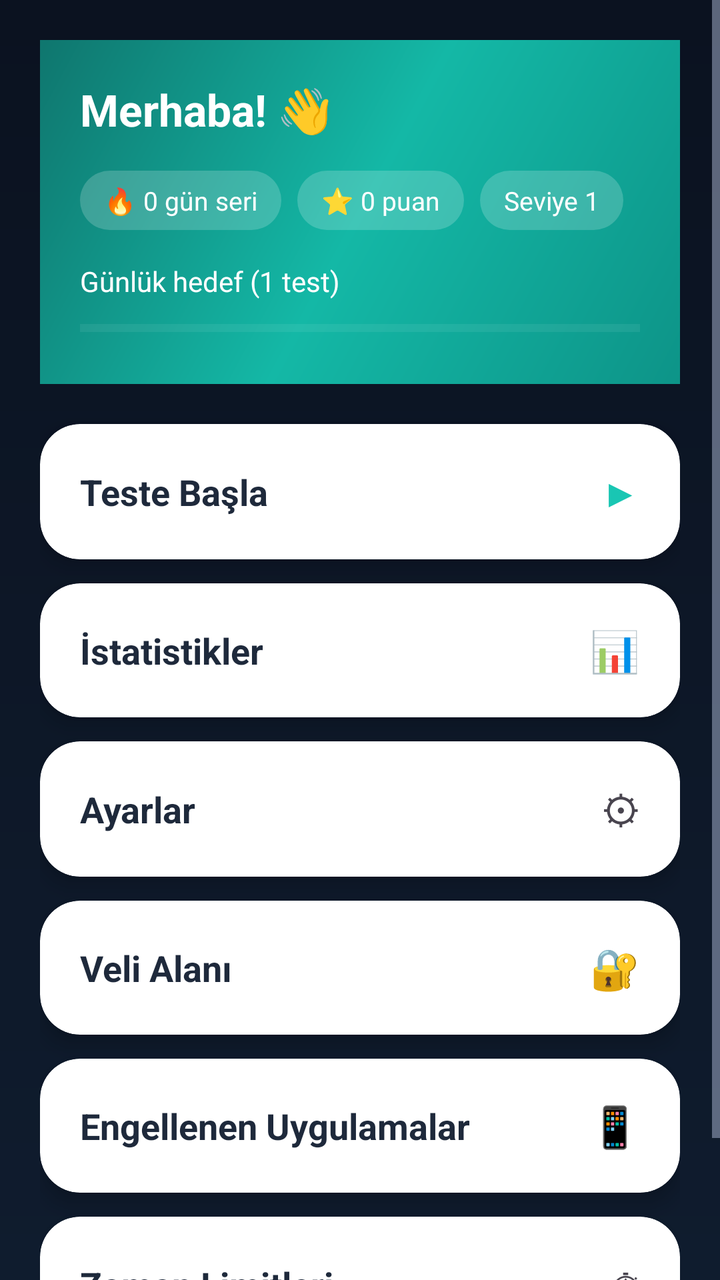
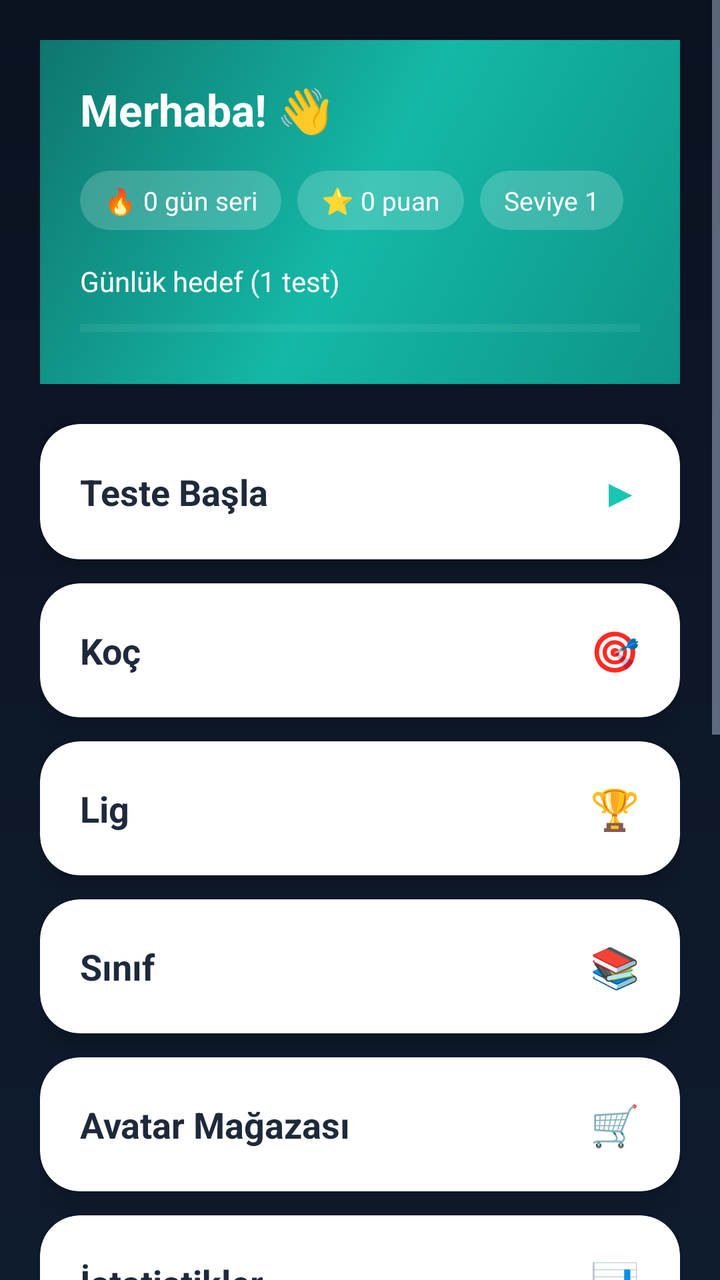

Screens rendered from an Android XML layout before and after an edit, with the pre-edit source and the edit as a unified diff.
<!-- AndroidManifest.xml: application theme Theme.BrainBuddy -->
<!-- res/layout/activity_home.xml -->
<?xml version="1.0" encoding="utf-8"?>
<ScrollView xmlns:android="http://schemas.android.com/apk/res/android"
    xmlns:app="http://schemas.android.com/apk/res-auto"
    android:layout_width="match_parent"
    android:layout_height="match_parent"
    android:background="@drawable/bg_gradient"
    android:fillViewport="true">

    <LinearLayout
        android:layout_width="match_parent"
        android:layout_height="wrap_content"
        android:orientation="vertical"
        android:padding="20dp">

        
        <LinearLayout
            android:layout_width="match_parent"
            android:layout_height="wrap_content"
            android:background="@drawable/bg_header_turquoise"
            android:orientation="vertical"
            android:padding="20dp"
            android:paddingTop="32dp"
            android:paddingBottom="24dp">

            <TextView
                android:id="@+id/greeting"
                android:layout_width="match_parent"
                android:layout_height="wrap_content"
                android:text="Merhaba! 👋"
                android:textColor="@color/white"
                android:textSize="22sp"
                android:textStyle="bold"/>

            <LinearLayout
                android:layout_width="match_parent"
                android:layout_height="wrap_content"
                android:orientation="horizontal"
                android:layout_marginTop="16dp">

                <TextView
                    android:id="@+id/streakBadge"
                    android:layout_width="wrap_content"
                    android:layout_height="wrap_content"
                    android:background="@drawable/bg_badge"
                    android:paddingHorizontal="12dp"
                    android:paddingVertical="6dp"
                    android:text="🔥 0 gün seri"
                    android:textColor="@color/white"
                    android:textSize="13sp"/>

                <TextView
                    android:id="@+id/pointsBadge"
                    android:layout_width="wrap_content"
                    android:layout_height="wrap_content"
                    android:layout_marginStart="8dp"
                    android:background="@drawable/bg_badge"
                    android:paddingHorizontal="12dp"
                    android:paddingVertical="6dp"
                    android:text="⭐ 0 puan"
                    android:textColor="@color/white"
                    android:textSize="13sp"/>

                <TextView
                    android:id="@+id/levelBadge"
                    android:layout_width="wrap_content"
                    android:layout_height="wrap_content"
                    android:layout_marginStart="8dp"
                    android:background="@drawable/bg_badge"
                    android:paddingHorizontal="12dp"
                    android:paddingVertical="6dp"
                    android:text="Seviye 1"
                    android:textColor="@color/white"
                    android:textSize="13sp"/>
            </LinearLayout>

            <TextView
                android:id="@+id/dailyGoalLabel"
                android:layout_width="match_parent"
                android:layout_height="wrap_content"
                android:layout_marginTop="16dp"
                android:text="Günlük hedef (1 test)"
                android:textColor="@color/white"
                android:textSize="14sp"/>

            <ProgressBar
                android:id="@+id/dailyProgress"
                style="?android:attr/progressBarStyleHorizontal"
                android:layout_width="match_parent"
                android:layout_height="wrap_content"
                android:layout_marginTop="6dp"
                android:max="1"
                android:progress="0"
                android:progressTint="@color/white"
                android:progressBackgroundTint="#40FFFFFF"/>
        </LinearLayout>

        
        <com.google.android.material.card.MaterialCardView
            android:id="@+id/cardTest"
            style="@style/BB.HomeCard"
            android:layout_width="match_parent"
            android:layout_height="wrap_content"
            android:layout_marginTop="20dp"
            app:cardBackgroundColor="@color/white">

            <LinearLayout
                android:layout_width="match_parent"
                android:layout_height="wrap_content"
                android:orientation="horizontal"
                android:gravity="center_vertical"
                android:padding="20dp">

                <TextView
                    android:layout_width="0dp"
                    android:layout_height="wrap_content"
                    android:layout_weight="1"
                    android:text="Teste Başla"
                    android:textSize="18sp"
                    android:textStyle="bold"
                    android:textColor="@color/bb_text_dark"/>

                <TextView
                    android:layout_width="wrap_content"
                    android:layout_height="wrap_content"
                    android:text="▶"
                    android:textSize="20sp"
                    android:textColor="@color/bb_turquoise"/>
            </LinearLayout>
        </com.google.android.material.card.MaterialCardView>

        <com.google.android.material.card.MaterialCardView
            android:id="@+id/cardStats"
            style="@style/BB.HomeCard"
            android:layout_width="match_parent"
            android:layout_height="wrap_content"
            android:layout_marginTop="12dp"
            app:cardBackgroundColor="@color/white">

            <LinearLayout
                android:layout_width="match_parent"
                android:layout_height="wrap_content"
                android:orientation="horizontal"
                android:gravity="center_vertical"
                android:padding="20dp">

                <TextView
                    android:layout_width="0dp"
                    android:layout_height="wrap_content"
                    android:layout_weight="1"
                    android:text="İstatistikler"
                    android:textSize="18sp"
                    android:textStyle="bold"
                    android:textColor="@color/bb_text_dark"/>

                <TextView
                    android:layout_width="wrap_content"
                    android:layout_height="wrap_content"
                    android:text="📊"
                    android:textSize="20sp"/>
            </LinearLayout>
        </com.google.android.material.card.MaterialCardView>

        <com.google.android.material.card.MaterialCardView
            android:id="@+id/cardSettings"
            style="@style/BB.HomeCard"
            android:layout_width="match_parent"
            android:layout_height="wrap_content"
            android:layout_marginTop="12dp"
            app:cardBackgroundColor="@color/white">

            <LinearLayout
                android:layout_width="match_parent"
                android:layout_height="wrap_content"
                android:orientation="horizontal"
                android:gravity="center_vertical"
                android:padding="20dp">

                <TextView
                    android:layout_width="0dp"
                    android:layout_height="wrap_content"
                    android:layout_weight="1"
                    android:text="Ayarlar"
                    android:textSize="18sp"
                    android:textStyle="bold"
                    android:textColor="@color/bb_text_dark"/>

                <TextView
                    android:layout_width="wrap_content"
                    android:layout_height="wrap_content"
                    android:text="⚙"
                    android:textSize="20sp"/>
            </LinearLayout>
        </com.google.android.material.card.MaterialCardView>

        <com.google.android.material.card.MaterialCardView
            android:id="@+id/cardVeli"
            style="@style/BB.HomeCard"
            android:layout_width="match_parent"
            android:layout_height="wrap_content"
            android:layout_marginTop="12dp"
            app:cardBackgroundColor="@color/white">

            <LinearLayout
                android:layout_width="match_parent"
                android:layout_height="wrap_content"
                android:orientation="horizontal"
                android:gravity="center_vertical"
                android:padding="20dp">

                <TextView
                    android:layout_width="0dp"
                    android:layout_height="wrap_content"
                    android:layout_weight="1"
                    android:text="Veli Alanı"
                    android:textSize="18sp"
                    android:textStyle="bold"
                    android:textColor="@color/bb_text_dark"/>

                <TextView
                    android:layout_width="wrap_content"
                    android:layout_height="wrap_content"
                    android:text="🔐"
                    android:textSize="20sp"/>
            </LinearLayout>
        </com.google.android.material.card.MaterialCardView>

        <com.google.android.material.card.MaterialCardView
            android:id="@+id/cardBlockedApps"
            style="@style/BB.HomeCard"
            android:layout_width="match_parent"
            android:layout_height="wrap_content"
            android:layout_marginTop="12dp"
            app:cardBackgroundColor="@color/white">

            <LinearLayout
                android:layout_width="match_parent"
                android:layout_height="wrap_content"
                android:orientation="horizontal"
                android:gravity="center_vertical"
                android:padding="20dp">

                <TextView
                    android:layout_width="0dp"
                    android:layout_height="wrap_content"
                    android:layout_weight="1"
                    android:text="Engellenen Uygulamalar"
                    android:textSize="18sp"
                    android:textStyle="bold"
                    android:textColor="@color/bb_text_dark"/>

                <TextView
                    android:layout_width="wrap_content"
                    android:layout_height="wrap_content"
                    android:text="📱"
                    android:textSize="20sp"/>
            </LinearLayout>
        </com.google.android.material.card.MaterialCardView>

        <com.google.android.material.card.MaterialCardView
            android:id="@+id/cardTimeLimits"
            style="@style/BB.HomeCard"
            android:layout_width="match_parent"
            android:layout_height="wrap_content"
            android:layout_marginTop="12dp"
            android:layout_marginBottom="24dp"
            app:cardBackgroundColor="@color/white">

            <LinearLayout
                android:layout_width="match_parent"
                android:layout_height="wrap_content"
                android:orientation="horizontal"
                android:gravity="center_vertical"
                android:padding="20dp">

                <TextView
                    android:layout_width="0dp"
                    android:layout_height="wrap_content"
                    android:layout_weight="1"
                    android:text="Zaman Limitleri"
                    android:textSize="18sp"
                    android:textStyle="bold"
                    android:textColor="@color/bb_text_dark"/>

                <TextView
                    android:layout_width="wrap_content"
                    android:layout_height="wrap_content"
                    android:text="⏱"
                    android:textSize="20sp"/>
            </LinearLayout>
        </com.google.android.material.card.MaterialCardView>

    </LinearLayout>
</ScrollView>
<!-- resources referenced by this layout -->
<resources>
  <color name="bb_text_dark">#1E293B</color>
  <color name="bb_turquoise">#19C6B3</color>
  <color name="white">#FFFFFF</color>
  <!-- drawable bg_badge (drawable) -->
  <?xml version="1.0" encoding="utf-8"?>
  <shape xmlns:android="http://schemas.android.com/apk/res/android"
      android:shape="rectangle">
      <solid android:color="#30FFFFFF"/>
      <corners android:radius="20dp"/>
  </shape>
  <!-- drawable bg_gradient (drawable) -->
  <?xml version="1.0" encoding="utf-8"?>
  <layer-list xmlns:android="http://schemas.android.com/apk/res/android">
      <item>
          <shape>
              <gradient
                  android:angle="270"
                  android:startColor="#0B1220"
                  android:endColor="#0F1C2E"/>
          </shape>
      </item>
  </layer-list>
  <!-- drawable bg_header_turquoise (drawable) -->
  <?xml version="1.0" encoding="utf-8"?>
  <shape xmlns:android="http://schemas.android.com/apk/res/android">
      <gradient
          android:angle="135"
          android:startColor="#0D9488"
          android:centerColor="#14B8A6"
          android:endColor="#0F766E"
          android:type="linear"/>
  </shape>
  <style name="BB.HomeCard" parent="Widget.Material3.CardView.Elevated">
          <item name="cardCornerRadius">20dp</item>
          <item name="cardElevation">6dp</item>
      </style>
  <style name="Theme.BrainBuddy" parent="Theme.Material3.DayNight.NoActionBar">
          
          <item name="colorPrimary">@color/bb_primary</item>
          <item name="colorOnPrimary">@color/white</item>
          <item name="colorSecondary">@color/bb_secondary</item>
          <item name="colorOnSecondary">@color/white</item>
          <item name="colorTertiary">@color/bb_tertiary</item>
          <item name="colorOnTertiary">@color/white</item>
  
          
          <item name="android:windowBackground">@color/bb_bg</item>
          <item name="android:textColorPrimary">@color/bb_text</item>
          <item name="android:textColorSecondary">@color/bb_text_muted</item>
      </style>
  <color name="bb_primary">#19C6B3</color>
  <color name="bb_secondary">#38BDF8</color>
  <color name="bb_tertiary">#A78BFA</color>
  <color name="bb_bg">#0B1220</color>
  <color name="bb_text">#EAF0FF</color>
  <color name="bb_text_muted">#A9B4D0</color>
</resources>

<!-- the commit's change to res/layout/activity_home.xml (unified diff, before → after) -->
@@ -129,6 +129,134 @@
         </com.google.android.material.card.MaterialCardView>
 
         <com.google.android.material.card.MaterialCardView
+            android:id="@+id/cardCoach"
+            style="@style/BB.HomeCard"
+            android:layout_width="match_parent"
+            android:layout_height="wrap_content"
+            android:layout_marginTop="12dp"
+            app:cardBackgroundColor="@color/white">
+
+            <LinearLayout
+                android:layout_width="match_parent"
+                android:layout_height="wrap_content"
+                android:orientation="horizontal"
+                android:gravity="center_vertical"
+                android:padding="20dp">
+
+                <TextView
+                    android:layout_width="0dp"
+                    android:layout_height="wrap_content"
+                    android:layout_weight="1"
+                    android:text="Koç"
+                    android:textSize="18sp"
+                    android:textStyle="bold"
+                    android:textColor="@color/bb_text_dark"/>
+
+                <TextView
+                    android:layout_width="wrap_content"
+                    android:layout_height="wrap_content"
+                    android:text="🎯"
+                    android:textSize="20sp"/>
+            </LinearLayout>
+        </com.google.android.material.card.MaterialCardView>
+
+        <com.google.android.material.card.MaterialCardView
+            android:id="@+id/cardLeague"
+            style="@style/BB.HomeCard"
+            android:layout_width="match_parent"
+            android:layout_height="wrap_content"
+            android:layout_marginTop="12dp"
+            app:cardBackgroundColor="@color/white">
+
+            <LinearLayout
+                android:layout_width="match_parent"
+                android:layout_height="wrap_content"
+                android:orientation="horizontal"
+                android:gravity="center_vertical"
+                android:padding="20dp">
+
+                <TextView
+                    android:layout_width="0dp"
+                    android:layout_height="wrap_content"
+                    android:layout_weight="1"
+                    android:text="Lig"
+                    android:textSize="18sp"
+                    android:textStyle="bold"
+                    android:textColor="@color/bb_text_dark"/>
+
+                <TextView
+                    android:layout_width="wrap_content"
+                    android:layout_height="wrap_content"
+                    android:text="🏆"
+                    android:textSize="20sp"/>
+            </LinearLayout>
+        </com.google.android.material.card.MaterialCardView>
+
+        <com.google.android.material.card.MaterialCardView
+            android:id="@+id/cardClassroom"
+            style="@style/BB.HomeCard"
+            android:layout_width="match_parent"
+            android:layout_height="wrap_content"
+            android:layout_marginTop="12dp"
+            app:cardBackgroundColor="@color/white">
+
+            <LinearLayout
+                android:layout_width="match_parent"
+                android:layout_height="wrap_content"
+                android:orientation="horizontal"
+                android:gravity="center_vertical"
+                android:padding="20dp">
+
+                <TextView
+                    android:layout_width="0dp"
+                    android:layout_height="wrap_content"
+                    android:layout_weight="1"
+                    android:text="Sınıf"
+                    android:textSize="18sp"
+                    android:textStyle="bold"
+                    android:textColor="@color/bb_text_dark"/>
+
+                <TextView
+                    android:layout_width="wrap_content"
+                    android:layout_height="wrap_content"
+                    android:text="📚"
+                    android:textSize="20sp"/>
+            </LinearLayout>
+        </com.google.android.material.card.MaterialCardView>
+
+        <com.google.android.material.card.MaterialCardView
+            android:id="@+id/cardAvatarShop"
+            style="@style/BB.HomeCard"
+            android:layout_width="match_parent"
+            android:layout_height="wrap_content"
+            android:layout_marginTop="12dp"
+            app:cardBackgroundColor="@color/white">
+
+            <LinearLayout
+                android:layout_width="match_parent"
+                android:layout_height="wrap_content"
+                android:orientation="horizontal"
+                android:gravity="center_vertical"
+                android:padding="20dp">
+
+                <TextView
+                    android:layout_width="0dp"
+                    android:layout_height="wrap_content"
+                    android:layout_weight="1"
+                    android:text="Avatar Mağazası"
+                    android:textSize="18sp"
+                    android:textStyle="bold"
+                    android:textColor="@color/bb_text_dark"/>
+
+                <TextView
+                    android:layout_width="wrap_content"
+                    android:layout_height="wrap_content"
+                    android:text="🛒"
+                    android:textSize="20sp"/>
+            </LinearLayout>
+        </com.google.android.material.card.MaterialCardView>
+
+        <com.google.android.material.card.MaterialCardView
             android:id="@+id/cardStats"
             style="@style/BB.HomeCard"
             android:layout_width="match_parent"
@@ -188,6 +316,38 @@
                     android:layout_width="wrap_content"
                     android:layout_height="wrap_content"
                     android:text="⚙"
+                    android:textSize="20sp"/>
+            </LinearLayout>
+        </com.google.android.material.card.MaterialCardView>
+
+        <com.google.android.material.card.MaterialCardView
+            android:id="@+id/cardWeeklyChest"
+            style="@style/BB.HomeCard"
+            android:layout_width="match_parent"
+            android:layout_height="wrap_content"
+            android:layout_marginTop="12dp"
+            app:cardBackgroundColor="@color/white">
+
+            <LinearLayout
+                android:layout_width="match_parent"
+                android:layout_height="wrap_content"
+                android:orientation="horizontal"
+                android:gravity="center_vertical"
+                android:padding="20dp">
+
+                <TextView
+                    android:layout_width="0dp"
+                    android:layout_height="wrap_content"
+                    android:layout_weight="1"
+                    android:text="Haftalık Sandık"
+                    android:textSize="18sp"
+                    android:textStyle="bold"
+                    android:textColor="@color/bb_text_dark"/>
+
+                <TextView
+                    android:layout_width="wrap_content"
+                    android:layout_height="wrap_content"
+                    android:text="📦"
                     android:textSize="20sp"/>
             </LinearLayout>
         </com.google.android.material.card.MaterialCardView>
